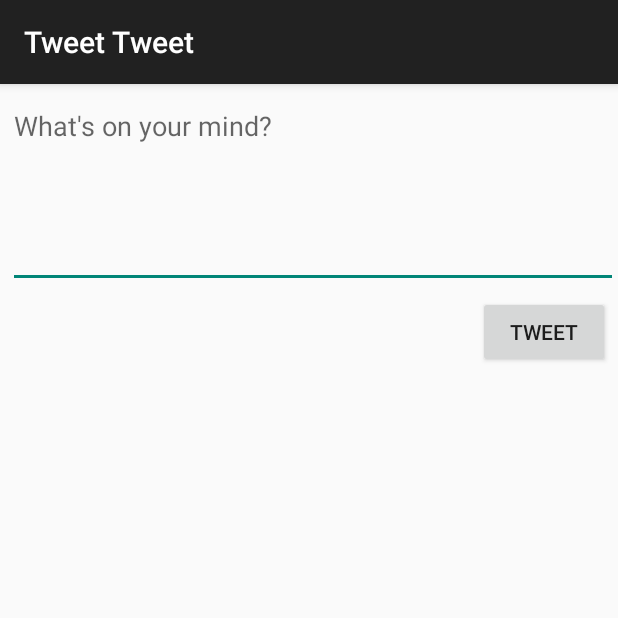
After one commit to okimin/Tweet_Tweet_Android, an Android app: the ComposeActivity screen opened directly, with no data from a screen before it, on a phone screen of 412 x 824 dp, the top half of it. The commit adds this screen. Run offline under Robolectric (Android 15) with nearby library versions, the phone set to English and light mode, and no system bars; our stand-ins replace Room's generated code; libraries missing offline, so code that uses them is left out: com.codepath.asynchttpclient, com.facebook.stetho, org.parceler; 1 statement that could not run was skipped.

Commit message:
Added Files for Part 2

```diff
--- a/app/build.gradle
+++ b/app/build.gradle
@@ -51,5 +51,7 @@ dependencies {
     annotationProcessor "androidx.room:room-compiler:$room_version"
     implementation 'com.facebook.stetho:stetho:1.5.1'
     implementation 'androidx.swiperefreshlayout:swiperefreshlayout:1.0.0'
+    implementation 'org.parceler:parceler-api:1.1.12'
+    annotationProcessor 'org.parceler:parceler:1.1.12'
 
 }
--- a/app/src/main/AndroidManifest.xml
+++ b/app/src/main/AndroidManifest.xml
@@ -13,7 +13,8 @@
         android:icon="@drawable/ic_launcher"
         android:label="@string/app_name"
         android:theme="@style/AppTheme">
-        <activity android:name=".TimelineActivity"></activity>
+        <activity android:name=".ComposeActivity"></activity>
+        <activity android:name=".TimelineActivity" />
         <activity
             android:name=".LoginActivity"
             android:label="@string/app_name"
--- /dev/null
+++ b/app/src/main/java/com/codepath/apps/restclienttemplate/ComposeActivity.java
@@ -0,0 +1,83 @@
+package com.codepath.apps.restclienttemplate;
+
+import androidx.appcompat.app.AppCompatActivity;
+import okhttp3.Headers;
+
+import android.content.Intent;
+import android.os.Bundle;
+import android.util.Log;
+import android.view.View;
+import android.widget.Button;
+import android.widget.EditText;
+import android.widget.Toast;
+
+import com.codepath.apps.restclienttemplate.models.Tweet;
+import com.codepath.asynchttpclient.callback.JsonHttpResponseHandler;
+
+import org.json.JSONException;
+import org.parceler.Parcels;
+
+public class ComposeActivity extends AppCompatActivity {
+
+    EditText etCompose;
+    Button buttonTweet;
+    TwitterClient client;
+    public static final int  MAX_TWEET_LEN =140;
+    public static final String  TAG = "ComposeActivity";
+
+    @Override
+    protected void onCreate(Bundle savedInstanceState) {
+        super.onCreate(savedInstanceState);
+        setContentView(R.layout.activity_compose);
+
+        etCompose = findViewById(R.id.etCompose);
+        buttonTweet = findViewById(R.id.buttonTweet);
+
+        client = TwitterApp.getRestClient(this);
+
+        buttonTweet.setOnClickListener(new View.OnClickListener() {
+            @Override
+            public void onClick(View v) {
+                String tweetContent = etCompose.getText().toString();
+                if(tweetContent.isEmpty()) {
+                    Toast.makeText(ComposeActivity.this, "Your Tweet cannot be empty", Toast.LENGTH_SHORT).show();
+                    return;
+                }
+                if(tweetContent.length()>MAX_TWEET_LEN) {
+                    Toast.makeText(ComposeActivity.this, "Your Tweet cannot longer than 140 characters", Toast.LENGTH_SHORT).show();
+                    return;
+                }
+
+                client.publishTweets(tweetContent, new JsonHttpResponseHandler() {
+                    @Override
+                    public void onSuccess(int statusCode, Headers headers, JSON json) {
+                        Log.i(TAG, "onSuccess getting Tweet");
+                        try {
+                            Tweet tweet= Tweet.fromJson(json.jsonObject);
+                            Log.i(TAG, "onSuccess publishing tweet" + tweet);
+                            Intent intent = new Intent();
+                            intent.putExtra("tweet", Parcels.wrap(tweet));
+
+                            setResult(RESULT_OK,intent);
+
+                            finish();
+
+
+                        }
+                        catch (JSONException error){
+                            Log.e(TAG,error.toString());
+
+                        }
+                    }
+
+                    @Override
+                    public void onFailure(int statusCode, Headers headers, String response, Throwable throwable) {
+                        Log.e(TAG,"Failure to post tweet", throwable);
+                    }
+                });
+                Toast.makeText(ComposeActivity.this, "Your Tweet is just right :)", Toast.LENGTH_SHORT).show();
+                return;
+            }
+        });
+    }
+}
--- a/app/src/main/java/com/codepath/apps/restclienttemplate/models/Tweet.java
+++ b/app/src/main/java/com/codepath/apps/restclienttemplate/models/Tweet.java
@@ -3,15 +3,19 @@ package com.codepath.apps.restclienttemplate.models;
 import org.json.JSONArray;
 import org.json.JSONException;
 import org.json.JSONObject;
+import org.parceler.Parcel;
 
 import java.util.ArrayList;
 import java.util.List;
 
+@Parcel
 public class Tweet {
     public String body;
     public String createdAt;
     public User user;
     public long id;
+
+    public Tweet(){}
 
     public static Tweet fromJson(JSONObject jsonObject) throws JSONException {
         Tweet tweet= new Tweet();
--- a/app/src/main/java/com/codepath/apps/restclienttemplate/models/User.java
+++ b/app/src/main/java/com/codepath/apps/restclienttemplate/models/User.java
@@ -2,13 +2,15 @@ package com.codepath.apps.restclienttemplate.models;
 
 import org.json.JSONException;
 import org.json.JSONObject;
+import org.parceler.Parcel;
 
+@Parcel
 public class User {
     public String name;
     public  String screenName;
     public String profileImageUrl;
 
-
+    public User(){}
     public  static User fromJson(JSONObject jsonObject) throws JSONException {
         User user = new User();
         user.name = jsonObject.getString("name");
--- /dev/null
+++ b/app/src/main/res/layout/activity_compose.xml
@@ -0,0 +1,32 @@
+<?xml version="1.0" encoding="utf-8"?>
+<RelativeLayout xmlns:android="http://schemas.android.com/apk/res/android"
+    xmlns:app="http://schemas.android.com/apk/res-auto"
+    xmlns:tools="http://schemas.android.com/tools"
+    android:layout_width="match_parent"
+    android:layout_height="match_parent"
+    tools:context=".ComposeActivity">
+
+    <EditText
+        android:id="@+id/etCompose"
+        android:layout_width="match_parent"
+        android:layout_height="wrap_content"
+        android:layout_alignParentStart="true"
+        android:layout_alignParentTop="true"
+        android:layout_marginStart="5dp"
+        android:layout_marginTop="5dp"
+        android:ems="10"
+        android:gravity="start|top"
+        android:hint="@string/what_s_on_your_mind"
+        android:inputType="textMultiLine"
+        android:minLines="5" />
+
+    <Button
+        android:id="@+id/buttonTweet"
+        android:layout_width="wrap_content"
+        android:layout_height="wrap_content"
+        android:layout_below="@+id/etCompose"
+        android:layout_alignParentEnd="true"
+        android:layout_marginTop="5dp"
+        android:layout_marginEnd="5dp"
+        android:text="@string/tweet" />
+</RelativeLayout>
--- a/app/src/main/res/values/strings.xml
+++ b/app/src/main/res/values/strings.xml
@@ -5,5 +5,7 @@
     <string name="login_label">Log in</string>
     <string name="intent_scheme">oauth</string>
     <string name="intent_host">cprest</string>
+    <string name="tweet">Tweet</string>
+    <string name="what_s_on_your_mind">What\'s on your mind?</string>
 
 </resources>
```
Also changed, not shown: app/src/main/java/com/codepath/apps/restclienttemplate/TimelineActivity.java (+37 -0 lines), app/src/main/java/com/codepath/apps/restclienttemplate/TwitterClient.java (+9 -0 lines), app/src/main/res/menu/main_menu.xml (added, +10 -0 lines), 1 other file.
